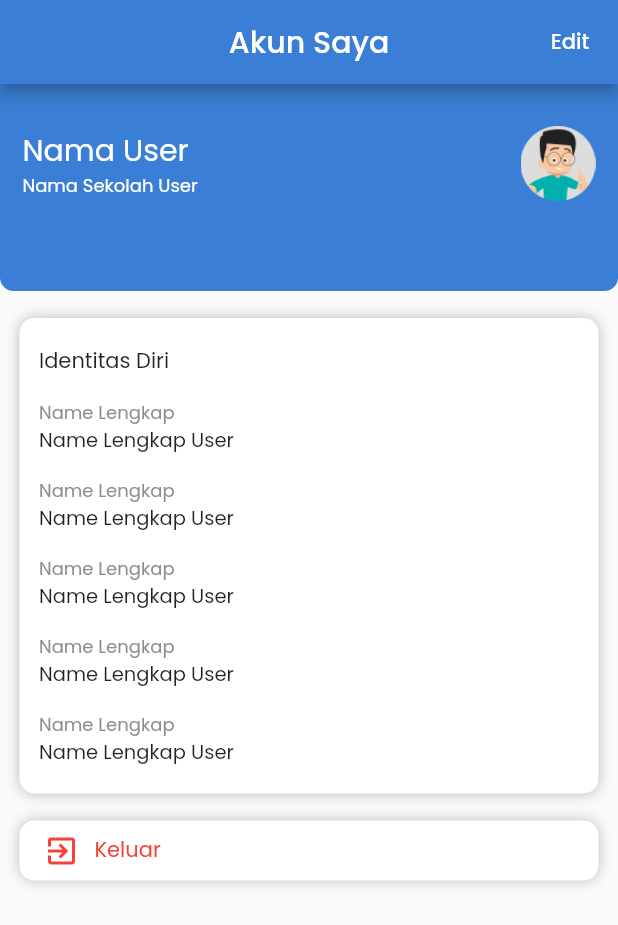
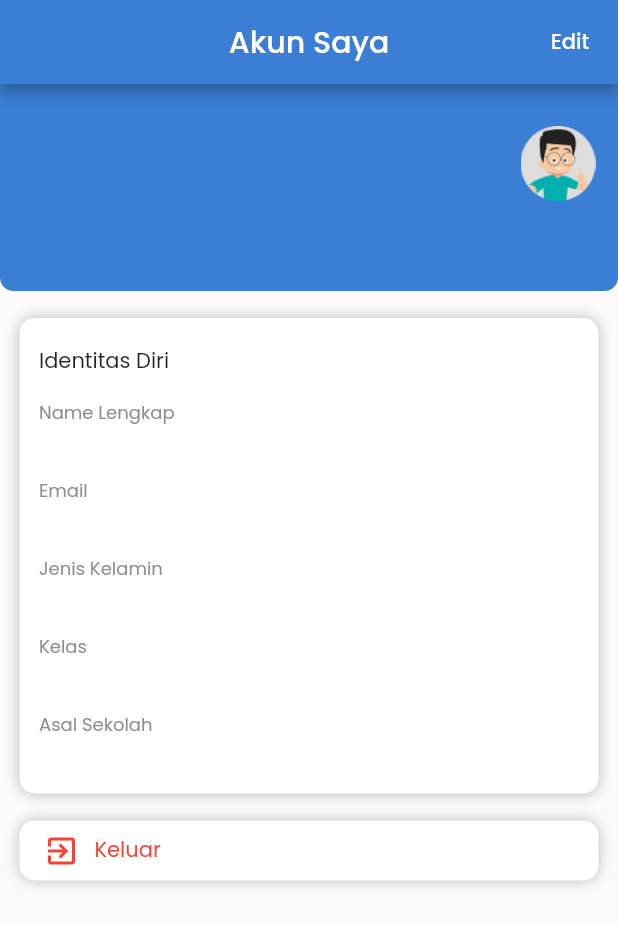
Before and after one commit to hamamulwidya/edspert-latsol, a Flutter app: the ProfilePage screen opened directly, on a phone screen of 412 x 824 dp. Shown: the top 925 px of the screen. Run offline on Flutter 3.47's test engine with Material 2 defaults, Android fonts, the phone set to English and light mode, and no system bars; our stand-ins replace cloud_firestore, dio, firebase_auth, firebase_core, firebase_messaging, firebase_storage and 5 more; accounts and stored records are empty; network calls fail.

Commit message:
halaman profi akun saya

```diff
--- a/lib/view/main/profile/profile_page.dart
+++ b/lib/view/main/profile/profile_page.dart
@@ -2,6 +2,8 @@ import 'package:firebase_auth/firebase_auth.dart';
 import 'package:flutter/foundation.dart';
 import 'package:flutter/material.dart';
 import 'package:git_project/constants/r.dart';
+import 'package:git_project/helpers/preference_helper.dart';
+import 'package:git_project/models/user_by_email.dart';
 import 'package:git_project/view/login_page.dart';
 import 'package:google_sign_in/google_sign_in.dart';
 
@@ -13,6 +15,20 @@ class ProfilePage extends StatefulWidget {
 }
 
 class _ProfilePageState extends State<ProfilePage> {
+  UserData? user;
+  getUserData() async {
+    final data = await PreferenceHelper().getUserData();
+    user = data;
+    setState(() {});
+  }
+
+  @override
+  void initState() {
+    // TODO: implement initState
+    super.initState();
+    getUserData();
+  }
+
   @override
   Widget build(BuildContext context) {
     return Scaffold(
@@ -21,7 +37,19 @@ class _ProfilePageState extends State<ProfilePage> {
         centerTitle: true,
         actions: [
           TextButton(
-            onPressed: () {},
+            onPressed: ()async {
+              if (kIsWeb) {
+                      await GoogleSignIn(
+                              clientId:
+                                  "604293972193-n678jbsfgjp9416d8nnibndjtumviia8.apps.googleusercontent.com")
+                          .signOut();
+                    } else {
+                      await GoogleSignIn().signOut();
+                    }
+                    await FirebaseAuth.instance.signOut();
+                    Navigator.of(context).pushNamedAndRemoveUntil(
+                        LoginPage.route, (route) => false);
+            },
             child: Text(
               "Edit",
               style: TextStyle(
@@ -31,7 +59,9 @@ class _ProfilePageState extends State<ProfilePage> {
           )
         ],
       ),
-      body: Column(
+      body: user == null
+          ? Center(child: CircularProgressIndicator())
+          : Column(
               children: [
                 Container(
                   padding: EdgeInsets.only(
@@ -53,7 +83,7 @@ class _ProfilePageState extends State<ProfilePage> {
                         crossAxisAlignment: CrossAxisAlignment.start,
                         children: [
                           Text(
-                      "Nama User",
+                            user!.userName!,
                             style: TextStyle(
                               fontSize: 20,
                               color: Colors.white,
@@ -61,7 +91,7 @@ class _ProfilePageState extends State<ProfilePage> {
                             ),
                           ),
                           Text(
-                      "Nama Sekolah User",
+                            user!.userAsalSekolah!,
                             style: TextStyle(
                               fontSize: 12,
                               color: Colors.white,
@@ -85,7 +115,8 @@ class _ProfilePageState extends State<ProfilePage> {
                     color: Colors.white,
                     borderRadius: BorderRadius.circular(10),
                     boxShadow: [
-                BoxShadow(blurRadius: 7, color: Colors.black.withOpacity(0.25))
+                      BoxShadow(
+                          blurRadius: 7, color: Colors.black.withOpacity(0.25))
                     ],
                   ),
                   margin: EdgeInsets.symmetric(vertical: 18, horizontal: 13),
@@ -103,7 +134,7 @@ class _ProfilePageState extends State<ProfilePage> {
                         ),
                       ),
                       Text(
-                  "Name Lengkap User",
+                        user!.userName!,
                         style: TextStyle(
                           // color: R.colors.greySubtitleHome,
                           fontSize: 13,
@@ -111,14 +142,14 @@ class _ProfilePageState extends State<ProfilePage> {
                       ),
                       SizedBox(height: 15),
                       Text(
-                  "Name Lengkap",
+                        "Email",
                         style: TextStyle(
                           color: R.colors.greySubtitleHome,
                           fontSize: 12,
                         ),
                       ),
                       Text(
-                  "Name Lengkap User",
+                        user!.userEmail!,
                         style: TextStyle(
                           // color: R.colors.greySubtitleHome,
                           fontSize: 13,
@@ -126,14 +157,14 @@ class _ProfilePageState extends State<ProfilePage> {
                       ),
                       SizedBox(height: 15),
                       Text(
-                  "Name Lengkap",
+                        "Jenis Kelamin",
                         style: TextStyle(
                           color: R.colors.greySubtitleHome,
                           fontSize: 12,
                         ),
                       ),
                       Text(
-                  "Name Lengkap User",
+                        user!.userGender!,
                         style: TextStyle(
                           // color: R.colors.greySubtitleHome,
                           fontSize: 13,
@@ -141,14 +172,14 @@ class _ProfilePageState extends State<ProfilePage> {
                       ),
                       SizedBox(height: 15),
                       Text(
-                  "Name Lengkap",
+                        "Kelas",
                         style: TextStyle(
                           color: R.colors.greySubtitleHome,
                           fontSize: 12,
                         ),
                       ),
                       Text(
-                  "Name Lengkap User",
+                        user!.jenjang!,
                         style: TextStyle(
                           // color: R.colors.greySubtitleHome,
                           fontSize: 13,
@@ -156,14 +187,14 @@ class _ProfilePageState extends State<ProfilePage> {
                       ),
                       SizedBox(height: 15),
                       Text(
-                  "Name Lengkap",
+                        "Asal Sekolah",
                         style: TextStyle(
                           color: R.colors.greySubtitleHome,
                           fontSize: 12,
                         ),
                       ),
                       Text(
-                  "Name Lengkap User",
+                        user!.userAsalSekolah!,
                         style: TextStyle(
                           // color: R.colors.greySubtitleHome,
                           fontSize: 13,
@@ -173,18 +204,18 @@ class _ProfilePageState extends State<ProfilePage> {
                   ),
                 ),
                 GestureDetector(
-            onTap:() async {
-              if(kIsWeb){
-
+                  onTap: () async {
+                    if (kIsWeb) {
                       await GoogleSignIn(
-                clientId: "604293972193-n678jbsfgjp9416d8nnibndjtumviia8.apps.googleusercontent.com"
-              ).signOut();
+                              clientId:
+                                  "604293972193-n678jbsfgjp9416d8nnibndjtumviia8.apps.googleusercontent.com")
+                          .signOut();
                     } else {
-
                       await GoogleSignIn().signOut();
                     }
                     await FirebaseAuth.instance.signOut();
-              Navigator.of(context).pushNamedAndRemoveUntil(LoginPage.route, (route) => false);
+                    Navigator.of(context).pushNamedAndRemoveUntil(
+                        LoginPage.route, (route) => false);
                   },
                   child: Container(
                     margin: EdgeInsets.symmetric(horizontal: 13),
@@ -193,7 +224,9 @@ class _ProfilePageState extends State<ProfilePage> {
                       color: Colors.white,
                       borderRadius: BorderRadius.circular(10),
                       boxShadow: [
-                  BoxShadow(blurRadius: 7, color: Colors.black.withOpacity(0.25))
+                        BoxShadow(
+                            blurRadius: 7,
+                            color: Colors.black.withOpacity(0.25))
                       ],
                     ),
                     child: Row(children: [
```
Also changed, not shown: lib/helpers/preference_helper.dart (+7 -3 lines). Lines whose indentation alone changed are shown as unchanged.
